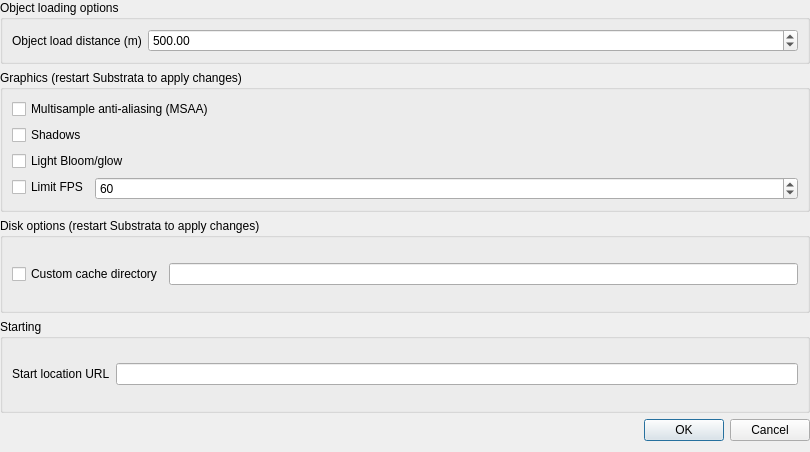
Before: the Qt Designer form gui_client/MainOptionsDialog.ui in shipilovden/substrata-metasiberia, drawn with Qt 5.
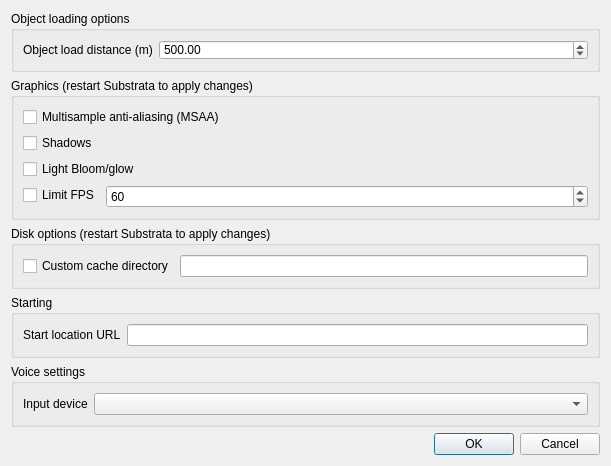
After: the same form once the commit is applied. Custom widgets are drawn as their Qt base class.

Commit message: Creating MicReadThread only when the enable microphone button is clicked. Added 'Enable microphone for voice chat' button. Added audio input control in options dialog. Fixed padding around controls in options dialog.

```diff
--- a/gui_client/MainOptionsDialog.ui
+++ b/gui_client/MainOptionsDialog.ui
@@ -6,23 +6,14 @@
    <rect>
     <x>0</x>
     <y>0</y>
-    <width>810</width>
-    <height>452</height>
+    <width>611</width>
+    <height>431</height>
    </rect>
   </property>
   <property name="windowTitle">
    <string>Options</string>
   </property>
   <layout class="QVBoxLayout" name="verticalLayout">
-   <property name="leftMargin">
-    <number>0</number>
-   </property>
-   <property name="topMargin">
-    <number>0</number>
-   </property>
-   <property name="rightMargin">
-    <number>0</number>
-   </property>
    <item>
     <widget class="QGroupBox" name="groupBox_2">
      <property name="sizePolicy">
@@ -173,6 +164,32 @@
      </layout>
     </widget>
    </item>
+   <item>
+    <widget class="QGroupBox" name="groupBox_5">
+     <property name="title">
+      <string>Voice settings</string>
+     </property>
+     <layout class="QGridLayout" name="gridLayout_3">
+      <item row="0" column="0">
+       <widget class="QLabel" name="label_3">
+        <property name="text">
+         <string>Input device</string>
+        </property>
+       </widget>
+      </item>
+      <item row="0" column="1">
+       <widget class="QComboBox" name="inputDeviceComboBox">
+        <property name="sizePolicy">
+         <sizepolicy hsizetype="Expanding" vsizetype="Fixed">
+          <horstretch>0</horstretch>
+          <verstretch>0</verstretch>
+         </sizepolicy>
+        </property>
+       </widget>
+      </item>
+     </layout>
+    </widget>
+   </item>
    <item>
     <widget class="QDialogButtonBox" name="buttonBox">
      <property name="orientation">
```
The commit also changes 9 other files.
